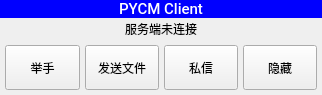
Before: the Qt Designer form Client/UI/MainUI.ui in yang-zhongtian/PYCM, drawn with Qt 5.
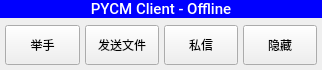
After: the same form once the commit is applied. Icons and pictures are not drawn.

The edit to the form file:
```diff
--- a/Client/UI/MainUI.ui
+++ b/Client/UI/MainUI.ui
@@ -7,19 +7,19 @@
     <x>0</x>
     <y>0</y>
     <width>322</width>
-    <height>95</height>
+    <height>70</height>
    </rect>
   </property>
   <property name="minimumSize">
    <size>
     <width>322</width>
-    <height>95</height>
+    <height>70</height>
    </size>
   </property>
   <property name="maximumSize">
    <size>
     <width>397</width>
-    <height>95</height>
+    <height>75</height>
    </size>
   </property>
   <property name="windowTitle">
@@ -29,7 +29,7 @@
    <iconset resource="../Resources.qrc">
     <normaloff>:/logo/UI/Resources/logo.png</normaloff>:/logo/UI/Resources/logo.png</iconset>
   </property>
-  <layout class="QVBoxLayout" name="verticalLayout_2" stretch="1,1,4">
+  <layout class="QVBoxLayout" name="verticalLayout_2" stretch="0,3">
    <property name="spacing">
     <number>2</number>
    </property>
@@ -58,7 +58,7 @@
 color: rgb(255, 255, 255);</string>
      </property>
      <property name="text">
-      <string>PYCM Client</string>
+      <string>PYCM Client - Offline</string>
      </property>
      <property name="alignment">
       <set>Qt::AlignCenter</set>
@@ -67,26 +67,6 @@
    </item>
    <item>
     <layout class="QHBoxLayout" name="horizontalLayout">
-     <item>
-      <widget class="QLabel" name="status_label">
-       <property name="font">
-        <font>
-         <family>微软雅黑 Light</family>
-         <pointsize>9</pointsize>
-        </font>
-       </property>
-       <property name="text">
-        <string>服务端未连接</string>
-       </property>
-       <property name="alignment">
-        <set>Qt::AlignCenter</set>
-       </property>
-      </widget>
-     </item>
-    </layout>
-   </item>
-   <item>
-    <layout class="QHBoxLayout" name="horizontalLayout_2">
      <property name="spacing">
       <number>5</number>
      </property>
```
